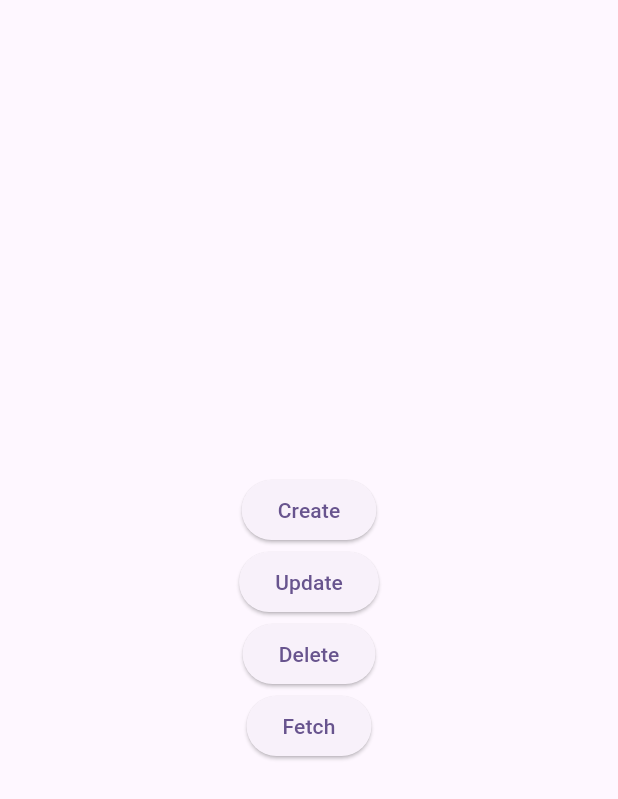
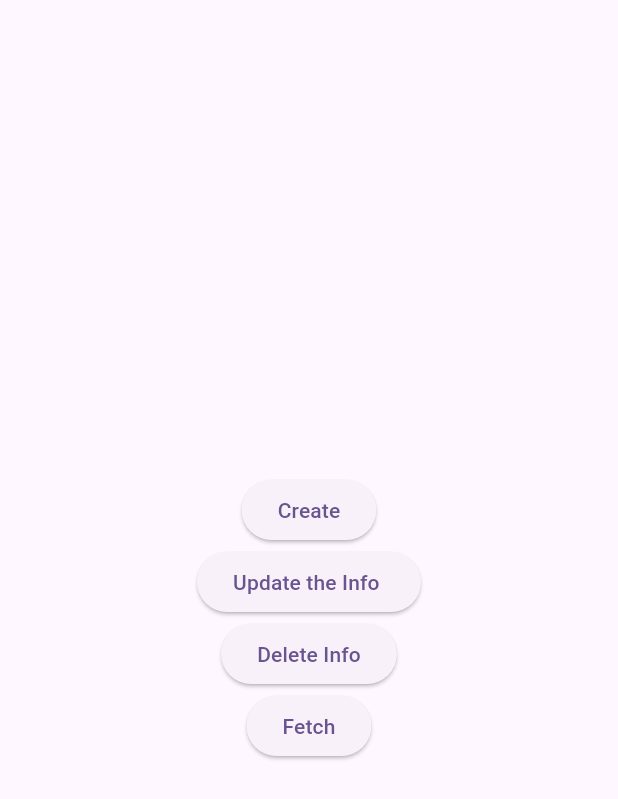
Before and after one commit to Karn-satara/myrepo, a Flutter app: the BtnUiCrud screen opened directly, on a phone screen of 412 x 824 dp. Shown: the top 799 px of the screen. Run offline on Flutter 3.47's test engine with Material 3 defaults, Android fonts, the phone set to English and light mode, and no system bars; our stand-ins replace cloud_firestore, firebase_core, firebase_database; accounts and stored records are empty.

Commit message:
Change In Btn

```diff
--- a/lib/btnui.dart
+++ b/lib/btnui.dart
@@ -21,8 +21,8 @@ class _BtnUiCrudState extends State<BtnUiCrud> {
             }, child: Text('Create')),
             ElevatedButton(onPressed: (){
               Update('students', 'Info', 'age', 25);
-            }, child: Text('Update')),
-            ElevatedButton(onPressed: (){}, child: Text('Delete')),
+            }, child: Text('Update the Info ')),
+            ElevatedButton(onPressed: (){}, child: Text('Delete Info')),
             ElevatedButton(onPressed: (){}, child: Text('Fetch')),
           ],
         ),
```
